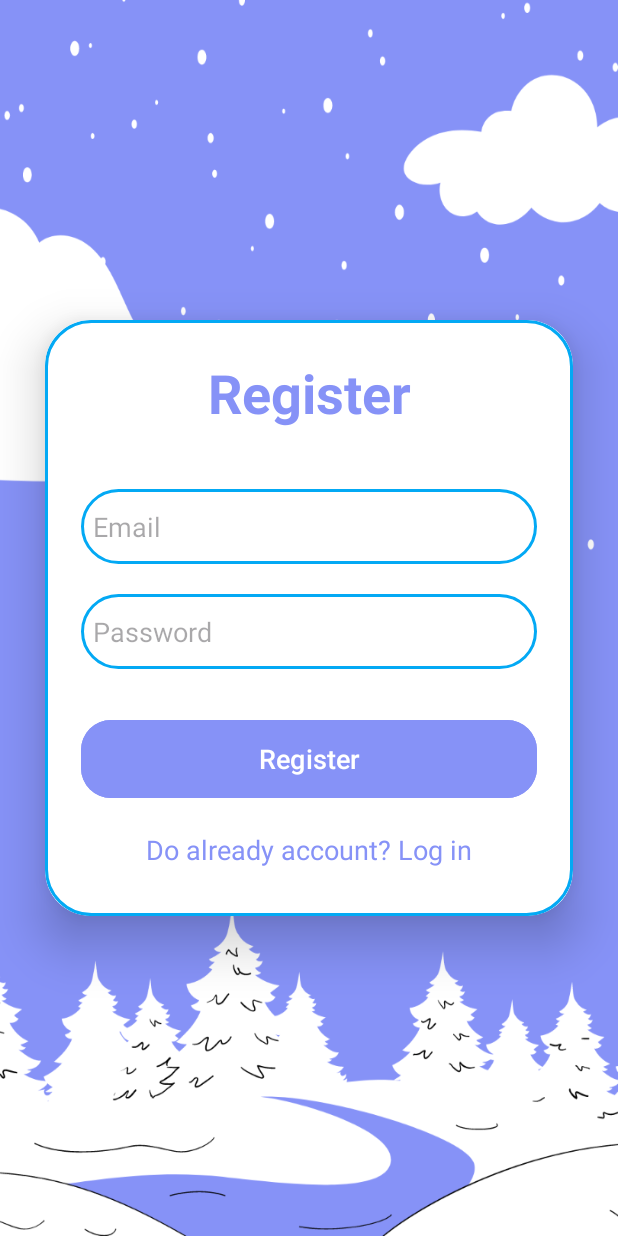
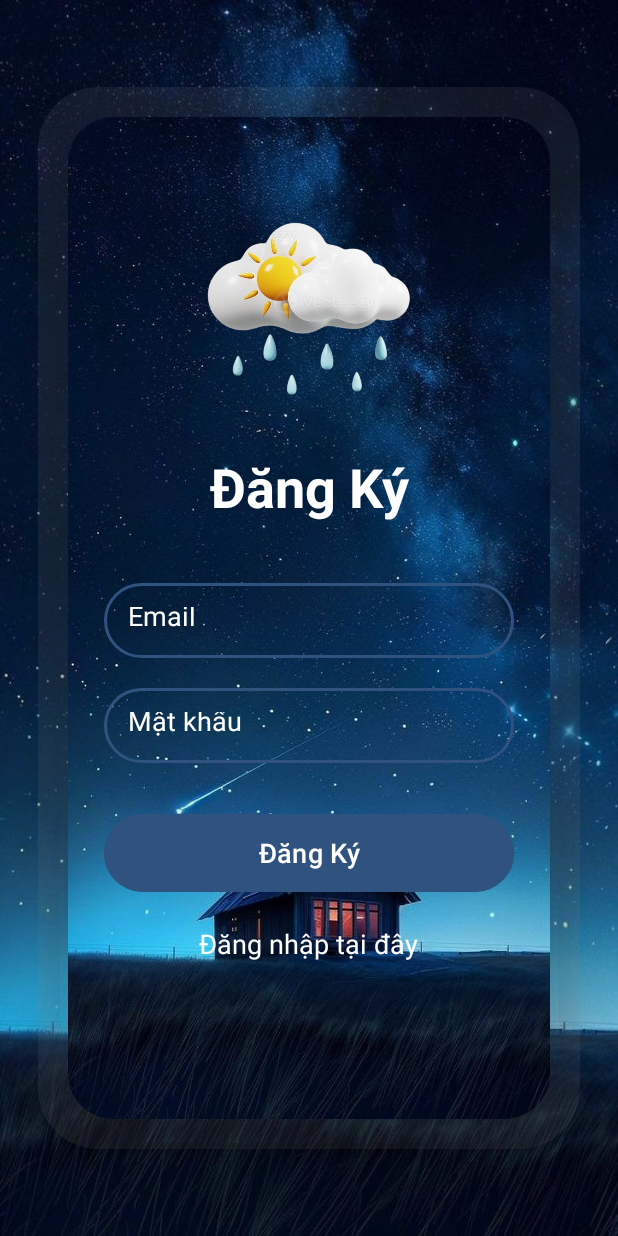
Before and after one commit to vanhioi/Weather_App, an Android app: the sign_up screen opened directly, with no data from a screen before it, on a phone screen of 412 x 824 dp. Run offline under Robolectric (Android 15) with nearby library versions, the phone set to English and light mode, and no system bars; our stand-ins replace Firebase (no records; nobody signed in at launch, a user with empty details on screens opened directly); network calls fail.

Commit message:
Updates Layout

```diff
--- a/app/src/main/AndroidManifest.xml
+++ b/app/src/main/AndroidManifest.xml
@@ -16,9 +16,9 @@
         android:allowBackup="true"
         android:dataExtractionRules="@xml/data_extraction_rules"
         android:fullBackupContent="@xml/backup_rules"
-        android:icon="@drawable/cloudy_sunny"
+        android:icon="@drawable/rain_mua"
         android:label="@string/app_name"
-        android:roundIcon="@drawable/cloudy_sunny"
+        android:roundIcon="@drawable/rain_mua"
         android:supportsRtl="true"
         android:theme="@style/Theme.Weather_App"
         tools:targetApi="31">
--- a/app/src/main/java/com/example/weather_app/Activitis/FutureActivity.java
+++ b/app/src/main/java/com/example/weather_app/Activitis/FutureActivity.java
@@ -46,7 +46,7 @@ public class FutureActivity extends AppCompatActivity {
     CustomAdapter customAdapter;
     ArrayList<Weather> weatherArray;
     int currentBackgroundIndex = 0;
-    int[] backgroundImages = {R.drawable.mua, R.drawable.day2, R.drawable.night};
+    int[] backgroundImages = {R.drawable.mua, R.drawable.night};
 
 
     @SuppressLint("MissingInflatedId")
--- a/app/src/main/res/drawable/custom_edittext.xml
+++ b/app/src/main/res/drawable/custom_edittext.xml
@@ -3,7 +3,7 @@
     android:shape="rectangle">
     <stroke
         android:width="2dp"
-        android:color="#03A9F4"/>
+        android:color="#2F527F"/>
     <corners
         android:radius="30dp"/>
 </shape>
--- a/app/src/main/res/layout/activity_sign_up.xml
+++ b/app/src/main/res/layout/activity_sign_up.xml
@@ -7,15 +7,24 @@
     android:layout_height="match_parent"
     android:orientation="vertical"
     android:gravity="center"
-    android:background="@drawable/background6"
-    tools:context=".Activitis.sign_up">
+    android:background="@drawable/night"
+    tools:context=".Activitis.sign_in">
 
     <androidx.cardview.widget.CardView
         android:layout_width="match_parent"
         android:layout_height="wrap_content"
-        android:layout_margin="30dp"
+        android:layout_margin="25dp"
+        app:cardCornerRadius="40dp"
+        android:backgroundTint="#11FFFFFF"
+        app:cardElevation="50dp">
+
+        <androidx.cardview.widget.CardView
+            android:layout_width="match_parent"
+            android:layout_height="wrap_content"
+            android:layout_margin="20dp"
             app:cardCornerRadius="30dp"
-        app:cardElevation="20dp">
+            app:cardElevation="50dp"
+            android:backgroundTint="#11FFFFFF">
 
             <LinearLayout
                 android:layout_width="match_parent"
@@ -23,16 +32,24 @@
                 android:orientation="vertical"
                 android:layout_gravity="center_horizontal"
                 android:padding="24dp"
-            android:background="@drawable/custom_edittext">
+                android:background="@drawable/night">
 
+                <TextView
+                    android:layout_width="wrap_content"
+                    android:layout_height="wrap_content"
+                    android:layout_gravity="center"
+                    android:padding="8dp"
+                    android:layout_marginTop="10dp"
+                    android:background="@drawable/rain_mua"
+                    android:textSize="18sp"/>
                 <TextView
                     android:layout_width="match_parent"
                     android:layout_height="wrap_content"
-                android:text="Register"
+                    android:text="Đăng Ký"
                     android:textSize="36sp"
                     android:textAlignment="center"
                     android:textStyle="bold"
-                android:textColor="@color/lavender"/>
+                    android:textColor="@color/white"/>
 
                 <EditText
                     android:id="@+id/edtEmail"
@@ -40,45 +57,11 @@
                     android:layout_height="50dp"
                     android:layout_marginTop="40dp"
                     android:background="@drawable/custom_edittext"
-
                     android:drawablePadding="8dp"
                     android:hint="Email"
-                android:padding="8dp"
-                android:textColor="@color/black" />
-
-            <EditText
-                android:id="@+id/edtPassword"
-                android:layout_width="match_parent"
-                android:layout_height="50dp"
-                android:background="@drawable/custom_edittext"
-                android:layout_marginTop="20dp"
-                android:padding="8dp"
-                android:hint="Password"
-                android:inputType="textPassword"
-
-                android:drawablePadding="8dp"
-                android:textColor="@color/black"/>
-
-            <Button
-                android:id="@+id/btnSignup"
-                android:layout_width="match_parent"
-                android:layout_height="60dp"
-                android:text="Register"
-                android:textSize="18sp"
-                android:layout_marginTop="30dp"
-                android:backgroundTint="@color/lavender"
-                app:cornerRadius = "20dp"/>
-
-            <TextView
-                android:id="@+id/txtLogin"
-                android:layout_width="wrap_content"
-                android:layout_height="wrap_content"
-                android:layout_gravity="center"
-                android:layout_marginTop="10dp"
-                android:padding="8dp"
-                android:text="Do already account? Log in"
-                android:textColor="@color/lavender"
-                android:textSize="18sp" />
+                    android:padding="16dp"
+                    android:textColorHint="@color/white"
+                    android:textColor="@color/white"/>
 
                 <ProgressBar
                     android:id="@+id/progressBar"
@@ -87,8 +70,47 @@
                     android:layout_height="wrap_content"
                     tools:ignore="MissingConstraints" />
 
+                <EditText
+                    android:id="@+id/edtPassword"
+                    android:layout_width="match_parent"
+                    android:layout_height="50dp"
+                    android:background="@drawable/custom_edittext"
+                    android:layout_marginTop="20dp"
+                    android:padding="16dp"
+                    android:hint="Mật khẩu"
+                    android:textColorHint="@color/white"
+                    android:inputType="textPassword"
+                    android:drawablePadding="8dp"
+                    android:textColor="@color/white"/>
+
+                <Button
+                    android:id="@+id/btnSignup"
+                    android:layout_width="match_parent"
+                    android:layout_height="60dp"
+                    android:text="Đăng Ký"
+                    android:textSize="18sp"
+                    android:layout_marginTop="30dp"
+                    android:backgroundTint="@color/blue"
+                    android:textColor="@android:color/white"
+                    android:elevation="10dp"
+
+                    app:cornerRadius="30dp"/>
+
+                <TextView
+                    android:id="@+id/txtLogin"
+                    android:layout_width="wrap_content"
+                    android:layout_height="wrap_content"
+                    android:text="Đăng nhập tại đây"
+                    android:layout_gravity="center"
+                    android:padding="8dp"
+                    android:layout_marginTop="10dp"
+                    android:textColor="@color/white"
+                    android:textSize="18sp"/>
+
             </LinearLayout>
 
         </androidx.cardview.widget.CardView>
 
+    </androidx.cardview.widget.CardView>
+
 </LinearLayout>
--- a/app/src/main/res/layout/viewholder_future.xml
+++ b/app/src/main/res/layout/viewholder_future.xml
@@ -29,7 +29,7 @@
         android:id="@+id/pic"
         android:layout_width="45dp"
         android:layout_height="45dp"
-        android:layout_marginStart="88dp"
+        android:layout_marginStart="69dp"
         android:layout_marginTop="4dp"
         android:layout_marginBottom="4dp"
         app:layout_constraintBottom_toBottomOf="parent"
@@ -74,7 +74,7 @@
         android:id="@+id/temphighTxt"
         android:layout_width="wrap_content"
         android:layout_height="wrap_content"
-        android:layout_marginEnd="32dp"
+        android:layout_marginEnd="25dp"
         android:text="20"
         android:textColor="@color/white"
         app:layout_constraintBottom_toBottomOf="parent"
--- a/app/src/main/res/values/colors.xml
+++ b/app/src/main/res/values/colors.xml
@@ -9,6 +9,7 @@
     <color name="orange">#DDFF5722</color>
     <color name="yellow">#FF9900</color>
     <color name="gray">#D0616060</color>
+    <color name="loginlogout">#8000</color>
     <color name="colorchart">#99FFFFFF</color>
     <color name="abc">#2F527F</color>
 </resources>
--- a/app/src/main/res/values/strings.xml
+++ b/app/src/main/res/values/strings.xml
@@ -1,3 +1,3 @@
 <resources>
-    <string name="app_name">Weather_App</string>
+    <string name="app_name">Weather</string>
 </resources>
```
Also changed, not shown: app/src/main/res/drawable/background.xml (+10 -5 lines), app/src/main/res/layout/activity_main.xml (+9 -8 lines), app/src/main/res/layout/activity_menu_game.xml (+6 -7 lines), app/src/main/res/layout/activity_sign_in.xml (+52 -29 lines). Lines whose indentation alone changed are shown as unchanged.
